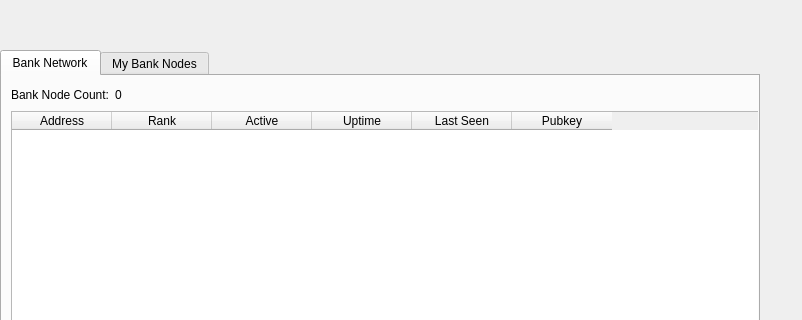
Before: the Qt Designer form src/qt/forms/banknodemanager.ui in thelonecrouton/bitcredit, drawn with Qt 5; both pictures show x 0 to 802 and y 0 to 320 of the 802 by 480 pixel window.
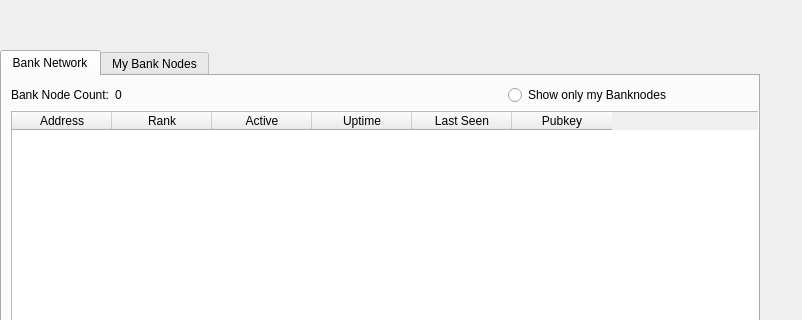
After: the same form once the commit is applied.

Commit message: showMineOnly checkbox and MyBanknode count added to banknodemanager page

```diff
--- a/src/qt/forms/banknodemanager.ui
+++ b/src/qt/forms/banknodemanager.ui
@@ -168,6 +168,38 @@
              </property>
             </widget>
            </item>
+           <item>
+            <spacer name="horizontalSpacer_6">
+             <property name="orientation">
+              <enum>Qt::Horizontal</enum>
+             </property>
+             <property name="sizeType">
+              <enum>QSizePolicy::Fixed</enum>
+             </property>
+             <property name="sizeHint" stdset="0">
+              <size>
+               <width>380</width>
+               <height>20</height>
+              </size>
+             </property>
+            </spacer>
+           </item>
+           <item>
+            <widget class="QRadioButton" name="showMineOnly">
+             <property name="maximumSize">
+              <size>
+               <width>220</width>
+               <height>16777215</height>
+              </size>
+             </property>
+             <property name="toolTip">
+              <string>Show only those Banknodes listed by their address in mybanknodes.txt</string>
+             </property>
+             <property name="text">
+              <string>Show only my Banknodes</string>
+             </property>
+            </widget>
+           </item>
            <item>
             <spacer name="horizontalSpacer_3">
              <property name="orientation">
```
Left out of the diff: 18 changed lines with no effect on the pictures. The commit also changes 2 other files.
